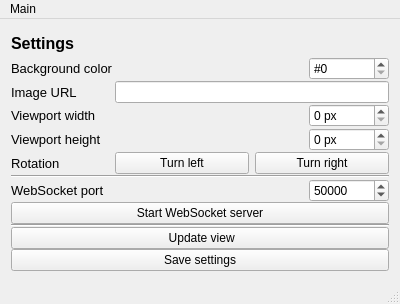
The window that mainwindow.ui (etnmich/img-viewer-alpha) describes before a commit, drawn with Qt 5.
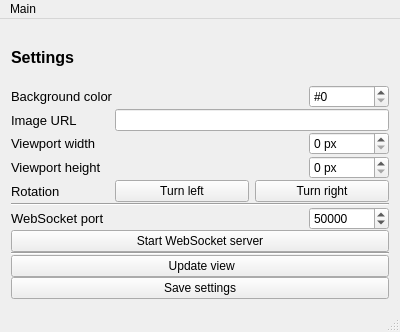
The same window after the commit.

Patch:
```diff
--- a/mainwindow.ui
+++ b/mainwindow.ui
@@ -7,7 +7,7 @@
     <x>0</x>
     <y>0</y>
     <width>400</width>
-    <height>304</height>
+    <height>332</height>
    </rect>
   </property>
   <property name="sizePolicy">
```
Left out of the diff: 14 changed lines with no effect on the pictures.
